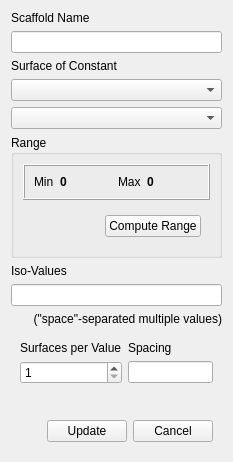
First picture: the form in baramFlow/view/results/scaffolds/iso_surface_dialog.ui, repository nextfoam/baram, before the edit.
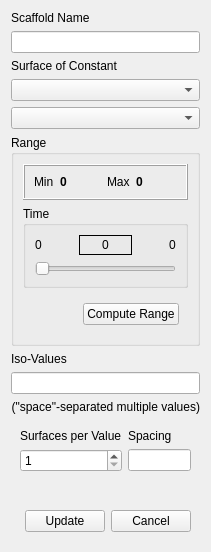
Second picture: the form after the edit. Custom widgets are drawn as their Qt base class.

Commit message: range calculation in iso-surface

What changed in the file:
```diff
--- a/baramFlow/view/results/scaffolds/iso_surface_dialog.ui
+++ b/baramFlow/view/results/scaffolds/iso_surface_dialog.ui
@@ -6,8 +6,8 @@
    <rect>
     <x>0</x>
     <y>0</y>
-    <width>233</width>
-    <height>462</height>
+    <width>205</width>
+    <height>552</height>
    </rect>
   </property>
   <property name="windowTitle">
@@ -129,6 +129,111 @@
         </layout>
        </widget>
       </item>
+      <item>
+       <widget class="QGroupBox" name="groupBox_2">
+        <property name="title">
+         <string>Time</string>
+        </property>
+        <layout class="QVBoxLayout" name="verticalLayout_5">
+         <property name="leftMargin">
+          <number>9</number>
+         </property>
+         <property name="topMargin">
+          <number>9</number>
+         </property>
+         <property name="rightMargin">
+          <number>9</number>
+         </property>
+         <property name="bottomMargin">
+          <number>9</number>
+         </property>
+         <item>
+          <widget class="QWidget" name="widget_6" native="true">
+           <layout class="QHBoxLayout" name="horizontalLayout_8">
+            <property name="leftMargin">
+             <number>0</number>
+            </property>
+            <property name="topMargin">
+             <number>0</number>
+            </property>
+            <property name="rightMargin">
+             <number>0</number>
+            </property>
+            <property name="bottomMargin">
+             <number>0</number>
+            </property>
+            <item>
+             <widget class="QLabel" name="startTime">
+              <property name="text">
+               <string>0</string>
+              </property>
+             </widget>
+            </item>
+            <item>
+             <spacer name="horizontalSpacer_3">
+              <property name="orientation">
+               <enum>Qt::Horizontal</enum>
+              </property>
+              <property name="sizeHint" stdset="0">
+               <size>
+                <width>40</width>
+                <height>20</height>
+               </size>
+              </property>
+             </spacer>
+            </item>
+            <item>
+             <widget class="QLabel" name="currentTime">
+              <property name="minimumSize">
+               <size>
+                <width>53</width>
+                <height>0</height>
+               </size>
+              </property>
+              <property name="frameShape">
+               <enum>QFrame::Panel</enum>
+              </property>
+              <property name="text">
+               <string>0</string>
+              </property>
+              <property name="alignment">
+               <set>Qt::AlignCenter</set>
+              </property>
+             </widget>
+            </item>
+            <item>
+             <spacer name="horizontalSpacer_4">
+              <property name="orientation">
+               <enum>Qt::Horizontal</enum>
+              </property>
+              <property name="sizeHint" stdset="0">
+               <size>
+                <width>40</width>
+                <height>20</height>
+               </size>
+              </property>
+             </spacer>
+            </item>
+            <item>
+             <widget class="QLabel" name="lastTime">
+              <property name="text">
+               <string>0</string>
+              </property>
+             </widget>
+            </item>
+           </layout>
+          </widget>
+         </item>
+         <item>
+          <widget class="QSlider" name="slider">
+           <property name="orientation">
+            <enum>Qt::Horizontal</enum>
+           </property>
+          </widget>
+         </item>
+        </layout>
+       </widget>
+      </item>
       <item>
        <widget class="QWidget" name="widget_3" native="true">
         <layout class="QHBoxLayout" name="horizontalLayout_2">
```
The commit also changes 9 other files.
